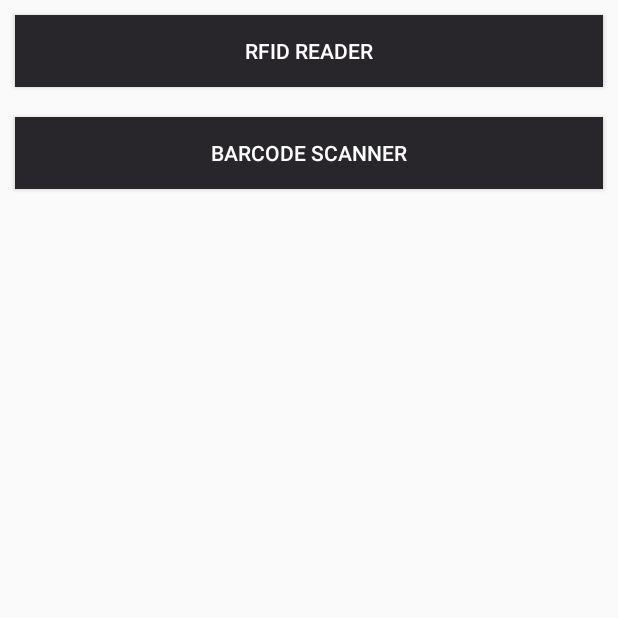
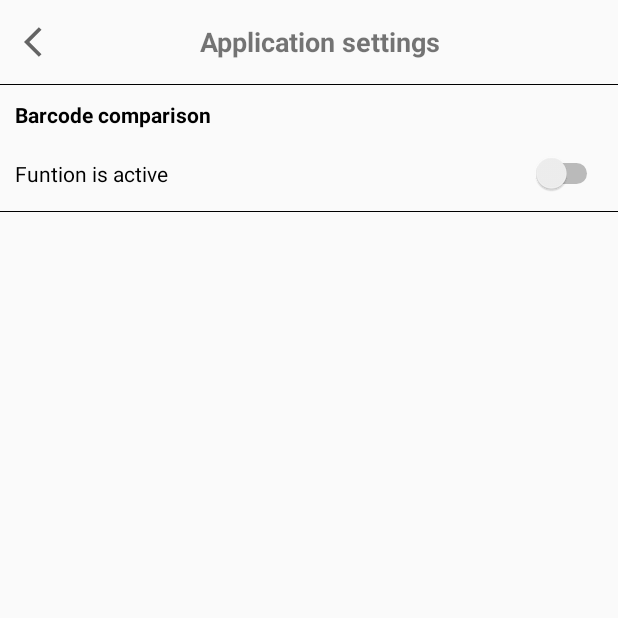
Before and after one commit to Sayed-Siam123/ToolBox2, an Android app: the screen it shows after launch (HomeActivity before the commit, ApplicationSettingsActivity after it), on a phone screen of 412 x 824 dp, the top half of it. Run offline under Robolectric (Android 15) with nearby library versions, the phone set to English and light mode, and no system bars; our stand-ins replace data binding.

Commit message:
add applicationSetting

```diff
--- a/app/src/main/AndroidManifest.xml
+++ b/app/src/main/AndroidManifest.xml
@@ -13,21 +13,25 @@
         android:allowBackup="true"
         android:icon="@mipmap/ic_launcher"
         android:label="@string/app_name"
+        android:requestLegacyExternalStorage="true"
         android:roundIcon="@mipmap/ic_launcher_round"
         android:supportsRtl="true"
         android:theme="@style/AppTheme">
+        <activity android:name=".view.ApplicationSettingsActivity"></activity>
         <activity
             android:name=".ReaderManagerActivity"
             android:label="@string/app_name"
-            android:theme="@style/AppTheme.NoActionBar"
             android:launchMode="singleTask"
-            >
+            android:theme="@style/AppTheme.NoActionBar">
             <intent-filter>
                 <action android:name="android.hardware.usb.action.USB_DEVICE_ATTACHED" />
             </intent-filter>
-            <meta-data android:name="android.hardware.usb.action.USB_DEVICE_ATTACHED" android:resource="@xml/device_filter" />
+
+            <meta-data
+                android:name="android.hardware.usb.action.USB_DEVICE_ATTACHED"
+                android:resource="@xml/device_filter" />
         </activity>
-        <activity android:name=".HomeActivity"></activity>
+        <activity android:name=".HomeActivity" />
         <activity android:name=".view.SplashActivity">
             <intent-filter>
                 <action android:name="android.intent.action.MAIN" />
@@ -42,7 +46,7 @@
         <activity
             android:name=".view.MainActivity"
             android:label="@string/app_name"
-            android:theme="@style/AppTheme.NoActionBar"></activity>
+            android:theme="@style/AppTheme.NoActionBar" />
     </application>
 
 </manifest>
--- /dev/null
+++ b/app/src/main/java/com/rapples/arafat/toolbox2/util/SharedPref.java
@@ -0,0 +1,8 @@
+package com.rapples.arafat.toolbox2.util;
+
+public class SharedPref {
+
+    public static final String SETTING_PREFERENCE="settingPreference";
+    public static final String BARCODE_COMPARISON_FUNTION ="barcodeComparisonFuntion";
+
+}
--- /dev/null
+++ b/app/src/main/java/com/rapples/arafat/toolbox2/view/ApplicationSettingsActivity.java
@@ -0,0 +1,67 @@
+package com.rapples.arafat.toolbox2.view;
+
+import androidx.appcompat.app.AppCompatActivity;
+import androidx.databinding.DataBindingUtil;
+
+import android.content.SharedPreferences;
+import android.os.Bundle;
+import android.view.View;
+import android.widget.CompoundButton;
+
+import com.rapples.arafat.toolbox2.R;
+import com.rapples.arafat.toolbox2.databinding.ActivityApplicationSettingsBinding;
+import com.rapples.arafat.toolbox2.util.SharedPref;
+
+public class ApplicationSettingsActivity extends AppCompatActivity {
+
+    private SharedPreferences sharedPreferences;
+    private SharedPreferences.Editor editor;
+    ActivityApplicationSettingsBinding binding;
+    private boolean barcodeComparisonFuntionStatus;
+
+    @Override
+    protected void onCreate(Bundle savedInstanceState) {
+        super.onCreate(savedInstanceState);
+        binding = DataBindingUtil.setContentView(this,R.layout.activity_application_settings);
+
+
+        init();
+
+        checkSharedPref();
+
+        setSwitchStatus();
+
+        changebarcodeComparisonFuntionStatus();
+
+    }
+
+    private void setSwitchStatus() {
+        binding.barcodeComparisonSwitch.setChecked(barcodeComparisonFuntionStatus);
+    }
+
+    private void changebarcodeComparisonFuntionStatus() {
+
+        binding.barcodeComparisonSwitch.setOnCheckedChangeListener(new CompoundButton.OnCheckedChangeListener() {
+            @Override
+            public void onCheckedChanged(CompoundButton buttonView, boolean isChecked) {
+                editor.putBoolean(SharedPref.BARCODE_COMPARISON_FUNTION,isChecked);
+                editor.apply();
+            }
+        });
+    }
+
+    private void init() {
+        sharedPreferences = getSharedPreferences(SharedPref.SETTING_PREFERENCE,MODE_PRIVATE);
+        editor = sharedPreferences.edit();
+    }
+
+    private void checkSharedPref() {
+
+        barcodeComparisonFuntionStatus = sharedPreferences.getBoolean(SharedPref.BARCODE_COMPARISON_FUNTION,false);
+
+    }
+
+    public void onBack(View view) {
+        onBackPressed();
+    }
+}
--- a/app/src/main/java/com/rapples/arafat/toolbox2/view/SplashActivity.java
+++ b/app/src/main/java/com/rapples/arafat/toolbox2/view/SplashActivity.java
@@ -2,12 +2,22 @@ package com.rapples.arafat.toolbox2.view;
 
 import androidx.appcompat.app.AppCompatActivity;
 
+import android.content.Context;
 import android.content.Intent;
 import android.os.Bundle;
+import android.os.Environment;
 import android.os.Handler;
+import android.util.Log;
+import android.widget.Toast;
 
 import com.rapples.arafat.toolbox2.HomeActivity;
 import com.rapples.arafat.toolbox2.R;
+
+import java.io.BufferedWriter;
+import java.io.File;
+import java.io.FileWriter;
+import java.io.IOException;
+import java.io.*;
 
 public class SplashActivity extends AppCompatActivity {
 
@@ -16,14 +26,30 @@ public class SplashActivity extends AppCompatActivity {
         super.onCreate(savedInstanceState);
         setContentView(R.layout.activity_splash);
 
+        createDirectory();
+
         Handler handler = new Handler();
 
         handler.postDelayed(new Runnable() {
             @Override
             public void run() {
-                startActivity(new Intent(SplashActivity.this, HomeActivity.class));
+                startActivity(new Intent(SplashActivity.this, ApplicationSettingsActivity.class));
+                finish();
             }
         },2000);
 
     }
+
+    private void createDirectory() {
+        File mydir = this.getDir("folder", Context.MODE_PRIVATE); //Creating an internal dir;
+        File fileWithinMyDir = new File(mydir, "myfile"); //Getting a file within the dir.
+        try {
+            FileOutputStream out = new FileOutputStream(fileWithinMyDir); //Use the stream as usual to write into the file.
+        } catch (FileNotFoundException e) {
+            e.printStackTrace();
+        }
+
+    }
+
+
 }
--- /dev/null
+++ b/app/src/main/res/drawable/ic_back_ios.xml
@@ -0,0 +1,10 @@
+<vector xmlns:android="http://schemas.android.com/apk/res/android"
+    android:width="24dp"
+    android:height="24dp"
+    android:viewportWidth="24"
+    android:viewportHeight="24"
+    android:tint="?attr/colorControlNormal">
+  <path
+      android:fillColor="@android:color/white"
+      android:pathData="M11.67,3.87L9.9,2.1 0,12l9.9,9.9 1.77,-1.77L3.54,12z"/>
+</vector>
--- /dev/null
+++ b/app/src/main/res/layout/activity_application_settings.xml
@@ -0,0 +1,97 @@
+<?xml version="1.0" encoding="utf-8"?>
+<layout>
+
+    <RelativeLayout xmlns:android="http://schemas.android.com/apk/res/android"
+        xmlns:app="http://schemas.android.com/apk/res-auto"
+        xmlns:tools="http://schemas.android.com/tools"
+        android:layout_width="match_parent"
+        android:layout_height="match_parent"
+        tools:context=".view.ApplicationSettingsActivity">
+
+        <androidx.appcompat.widget.Toolbar
+            android:id="@+id/toolbar"
+            android:layout_width="match_parent"
+            android:layout_height="?attr/actionBarSize"
+            android:elevation="10dp">
+
+            <RelativeLayout
+                android:layout_width="match_parent"
+                android:layout_height="match_parent">
+
+                <ImageView
+                    android:layout_width="wrap_content"
+                    android:layout_height="wrap_content"
+                    android:layout_centerVertical="true"
+                    android:onClick="onBack"
+                    android:src="@drawable/ic_back_ios" />
+
+                <TextView
+                    android:layout_width="wrap_content"
+                    android:layout_height="wrap_content"
+                    android:layout_centerHorizontal="true"
+                    android:layout_centerVertical="true"
+                    android:text="Application settings"
+                    android:textSize="18sp"
+                    android:textStyle="bold" />
+            </RelativeLayout>
+
+
+        </androidx.appcompat.widget.Toolbar>
+
+        <LinearLayout
+            android:layout_width="match_parent"
+            android:layout_height="wrap_content"
+            android:layout_below="@+id/toolbar"
+            android:orientation="vertical">
+
+
+            <View
+                android:layout_width="match_parent"
+                android:layout_height="0.5dp"
+                android:background="@color/black" />
+
+
+            <TextView
+                android:layout_width="wrap_content"
+                android:layout_height="wrap_content"
+                android:layout_margin="10dp"
+                android:text="Barcode comparison"
+                android:textColor="@color/black"
+                android:textSize="14sp"
+                android:textStyle="bold" />
+
+            <LinearLayout
+                android:layout_width="match_parent"
+                android:layout_height="wrap_content"
+                android:gravity="center_vertical"
+                android:layout_marginBottom="5dp"
+                android:orientation="horizontal">
+
+                <TextView
+                    android:layout_width="wrap_content"
+                    android:layout_height="wrap_content"
+                    android:layout_margin="10dp"
+                    android:layout_weight="1"
+                    android:text="Funtion is active"
+                    android:textColor="@color/black"
+                    android:textSize="14sp" />
+
+                <Switch
+                    android:id="@+id/barcodeComparisonSwitch"
+                    android:layout_width="wrap_content"
+                    android:layout_height="wrap_content"
+                    android:layout_marginRight="10dp" />
+            </LinearLayout>
+
+
+            <View
+                android:layout_width="match_parent"
+                android:layout_height="0.5dp"
+                android:background="@color/black" />
+
+
+        </LinearLayout>
+
+
+    </RelativeLayout>
+</layout>
--- a/app/src/main/res/values/colors.xml
+++ b/app/src/main/res/values/colors.xml
@@ -3,4 +3,7 @@
     <color name="colorPrimary">#28262B</color>
     <color name="colorPrimaryDark">#28262B</color>
     <color name="colorAccent">#28262B</color>
+    <color name="black">#000000</color>
+    <color name="white">#FFFFFF</color>
+
 </resources>
```
